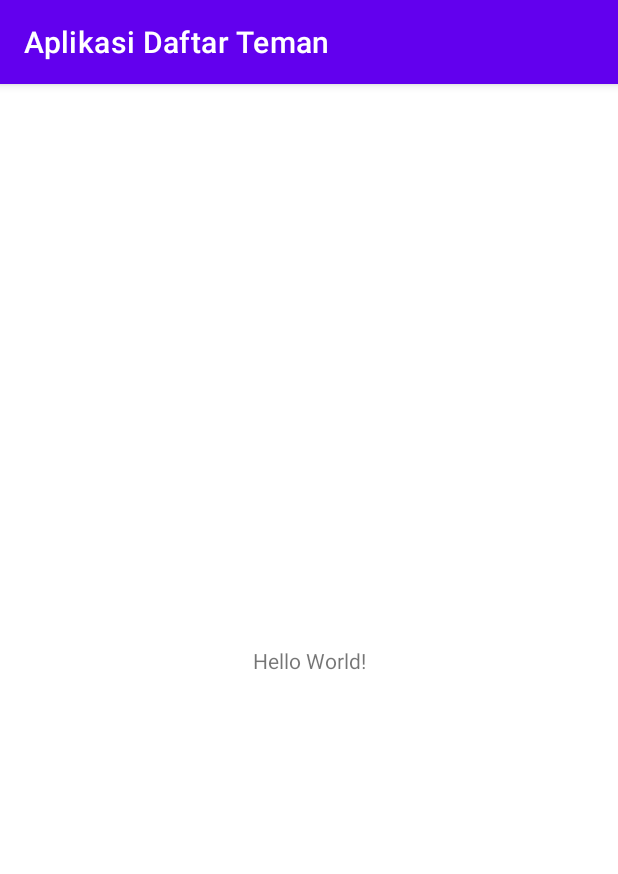
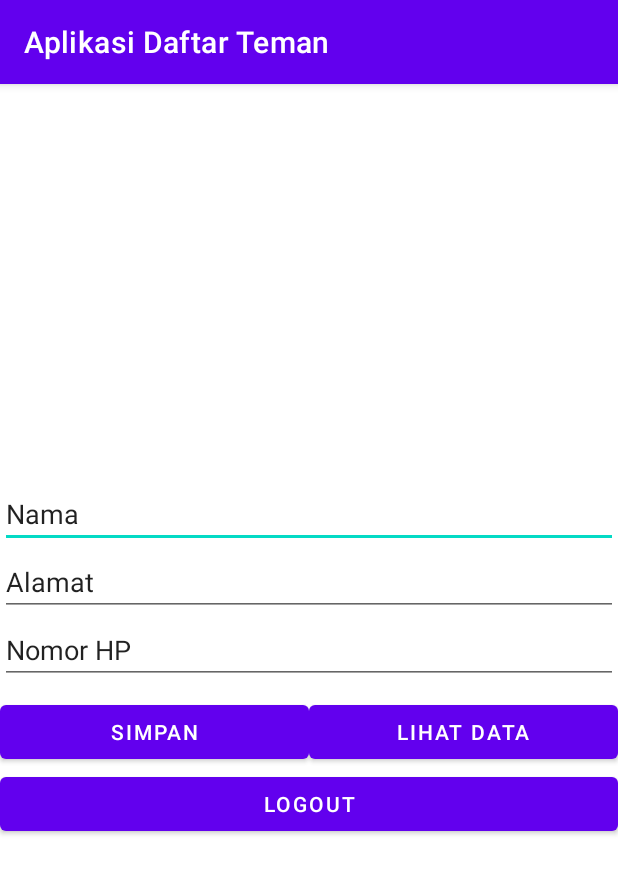
Before and after one commit to rifkiabdillah68/RifkiAplDaftarTeman, an Android app: the screen it shows after launch once a user with an empty profile is signed in (MainActivity), on a phone screen of 412 x 824 dp. Shown: the top 874 px of the screen. Run offline under Robolectric (Android 15) with nearby library versions, the light colour scheme and no system bars; our stand-ins replace Firebase (no records; nobody signed in at launch, a user with empty details on screens opened directly); libraries missing offline, so code that uses them is left out: com.firebase.ui.

Commit message:
aplikasi daftar teman
aplikasi daftar teman

```diff
--- a/app/build.gradle
+++ b/app/build.gradle
@@ -42,6 +42,7 @@ dependencies {
     implementation 'com.google.android.material:material:1.3.0'
     implementation 'androidx.constraintlayout:constraintlayout:2.0.4'
     implementation 'com.google.firebase:firebase-auth:19.2.0'
+    implementation 'com.google.firebase:firebase-database:20.0.0'
     testImplementation 'junit:junit:4.+'
     androidTestImplementation 'androidx.test.ext:junit:1.1.2'
     androidTestImplementation 'androidx.test.espresso:espresso-core:3.3.0'
--- a/app/src/main/java/com/example/aplikasidaftarteman/MainActivity.kt
+++ b/app/src/main/java/com/example/aplikasidaftarteman/MainActivity.kt
@@ -1,11 +1,81 @@
 package com.example.aplikasidaftarteman
 
+import android.content.Intent
 import androidx.appcompat.app.AppCompatActivity
 import android.os.Bundle
+import android.text.TextUtils
+import android.view.View
+import android.widget.Toast
+import com.firebase.ui.auth.AuthUI
+import com.google.android.gms.tasks.OnCompleteListener
+import com.google.android.gms.tasks.Task
+//import android.view.View
+import com.google.firebase.auth.FirebaseAuth
+import com.google.firebase.database.DatabaseReference
+import com.google.firebase.database.FirebaseDatabase
+import kotlinx.android.synthetic.main.activity_main.*
 
-class MainActivity : AppCompatActivity() {
+class MainActivity : AppCompatActivity(), View.OnClickListener {
+    private var auth:FirebaseAuth? = null
+    private val RC_SIGN_IN = 1
     override fun onCreate(savedInstanceState: Bundle?) {
         super.onCreate(savedInstanceState)
         setContentView(R.layout.activity_main)
+
+        logout.setOnClickListener(this)
+        save.setOnClickListener(this)
+        show_data.setOnClickListener(this)
+
+        auth = FirebaseAuth.getInstance()
+    }
+
+    private fun isEmpty(s: String): Boolean{
+        return TextUtils.isEmpty(s)
+    }
+
+    override fun onClick(v: View) {
+        when (v.getId()){
+            R.id.save -> {
+            val getUserID = auth!!.currentUser!!.uid
+            val database = FirebaseDatabase.getInstance()
+
+            val getNama: String = nama.getText().toString()
+            val getAlamat: String = alamat.getText().toString()
+            val getNoHp: String = no_hp.getText(). toString()
+
+            val getReference: DatabaseReference
+            getReference = database.reference
+
+            if (isEmpty(getNama) || isEmpty(getAlamat) || isEmpty(getNoHp)) {
+                Toast.makeText(this@MainActivity, "Data tidak boleh ada yang kosong",
+                Toast.LENGTH_SHORT).show()
+            }else{
+                getReference.child("Admin").child(getUserID).child("Data Teman").push()
+                    .setValue(data_teman(getNama, getAlamat, getNoHp))
+                    .addOnCompleteListener(this) {
+                        nama.setText("")
+                        alamat.setText("")
+                        no_hp.setText("")
+                        Toast.makeText(this@MainActivity, "Data Tersimpan", Toast.LENGTH_SHORT).show()
+                    }
+            }
+            }
+            R.id.logout -> {
+                AuthUI.getInstance()
+                        .signOut(this)
+                        .addOnCompleteListener(object : OnCompleteListener<Void> {
+                            override fun onComplete(p0: Task<Void>) {
+                                Toast.makeText(this@MainActivity, "Logout Berhasil",
+                                Toast.LENGTH_SHORT).show()
+                                intent = Intent(applicationContext, LoginActivity::class.java)
+                                startActivity(intent)
+                                finish()
+                            }
+                        })
+            }
+            R.id.show_data -> {
+
+            }
+        }
     }
 }
--- a/app/src/main/res/layout/activity_main.xml
+++ b/app/src/main/res/layout/activity_main.xml
@@ -1,18 +1,60 @@
 <?xml version="1.0" encoding="utf-8"?>
-<androidx.constraintlayout.widget.ConstraintLayout xmlns:android="http://schemas.android.com/apk/res/android"
+<RelativeLayout xmlns:android="http://schemas.android.com/apk/res/android"
     xmlns:app="http://schemas.android.com/apk/res-auto"
     xmlns:tools="http://schemas.android.com/tools"
     android:layout_width="match_parent"
     android:layout_height="match_parent"
     tools:context=".MainActivity">
 
-    <TextView
-        android:layout_width="wrap_content"
-        android:layout_height="wrap_content"
-        android:text="Hello World!"
-        app:layout_constraintBottom_toBottomOf="parent"
-        app:layout_constraintLeft_toLeftOf="parent"
-        app:layout_constraintRight_toRightOf="parent"
-        app:layout_constraintTop_toTopOf="parent" />
+    <LinearLayout
+        android:layout_width="match_parent"
+        android:layout_height="match_parent"
+        android:orientation="vertical"
+        android:gravity="center" >
+        <EditText
+            android:id="@+id/nama"
+            android:layout_width="match_parent"
+            android:layout_height="wrap_content"
+            android:text="Nama"
+            android:ems="10"
+            android:inputType="textPersonName" />
+        <EditText
+            android:id="@+id/alamat"
+            android:layout_width="match_parent"
+            android:layout_height="wrap_content"
+            android:text="Alamat"
+            android:ems="10"
+            android:inputType="textPersonName" />
+        <EditText
+            android:id="@+id/no_hp"
+            android:layout_width="match_parent"
+            android:layout_height="wrap_content"
+            android:text="Nomor HP"
+            android:ems="10"
+            android:inputType="number" />
+        <LinearLayout
+            android:layout_width="match_parent"
+            android:layout_height="wrap_content"
+            android:layout_marginTop="8dp"
+            android:orientation="horizontal">
+            <Button
+                android:layout_width="match_parent"
+                android:layout_height="wrap_content"
+                android:id="@+id/save"
+                android:layout_weight="1"
+                android:text="Simpan"/>
+            <Button
+                android:layout_width="match_parent"
+                android:layout_height="wrap_content"
+                android:id="@+id/show_data"
+                android:layout_weight="1"
+                android:text="Lihat Data"/>
+        </LinearLayout>
+        <Button
+            android:layout_width="match_parent"
+            android:layout_height="wrap_content"
+            android:id="@+id/logout"
+            android:text="Logout"/>
+    </LinearLayout>
 
-</androidx.constraintlayout.widget.ConstraintLayout>
+</RelativeLayout>
```
Also changed, not shown: app/src/main/java/com/example/aplikasidaftarteman/data_teman.kt (added, +16 -0 lines).
